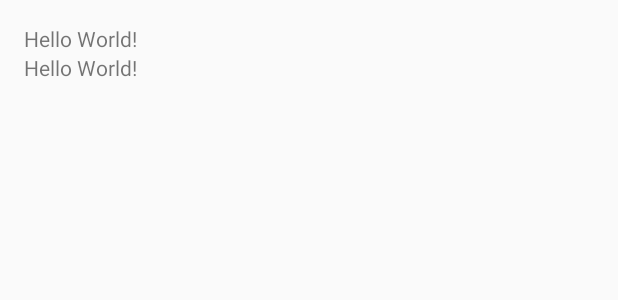
After one commit to abhinamnaisocha/NamazReminderTabtry, an Android app: the layout tracker_activity.xml on its own in the app's theme, with its tools: preview values and no code run, on a phone screen of 412 x 824 dp. The commit adds this screen. Shown: the top 300 px of the screen. Run offline under Robolectric (Android 15) with nearby library versions, the phone set to English and light mode, and no system bars.

Commit message:
Loading ka kam kia hai

```diff
--- a/NamazTime/src/main/AndroidManifest.xml
+++ b/NamazTime/src/main/AndroidManifest.xml
@@ -40,6 +40,8 @@
             </intent-filter>
         </activity>
 
+        <activity android:name=".LocationTracker" />
+
         <activity android:name=".ReminderActivity" />
 
         <receiver
--- /dev/null
+++ b/NamazTime/src/main/res/layout/tracker_activity.xml
@@ -0,0 +1,28 @@
+<?xml version="1.0" encoding="utf-8"?>
+<RelativeLayout xmlns:android="http://schemas.android.com/apk/res/android"
+    xmlns:app="http://schemas.android.com/apk/res-auto"
+    xmlns:tools="http://schemas.android.com/tools"
+    android:layout_width="match_parent"
+    android:layout_height="match_parent"
+    android:paddingBottom="@dimen/activity_vertical_margin"
+    android:paddingLeft="@dimen/activity_horizontal_margin"
+    android:paddingRight="@dimen/activity_horizontal_margin"
+    android:paddingTop="@dimen/activity_vertical_margin"
+    app:layout_behavior="@string/appbar_scrolling_view_behavior"
+    tools:context="com.mba.tabtry.LocationTracker">
+
+    <TextView
+        android:id="@+id/latitude"
+        android:layout_width="wrap_content"
+        android:layout_height="wrap_content"
+        android:text="Hello World!" />
+
+    <TextView
+        android:id="@+id/longitude"
+        android:layout_width="wrap_content"
+        android:layout_height="wrap_content"
+        android:layout_alignParentLeft="true"
+        android:layout_alignParentStart="true"
+        android:layout_below="@+id/latitude"
+        android:text="Hello World!" />
+</RelativeLayout>
```
Also changed, not shown: NamazTime/src/main/java/com/mba/tabtry/LocationTracker.java (added, +208 -0 lines), NamazTime/src/main/java/com/mba/tabtry/MainActivity.java (+21 -7 lines), NamazTime/src/main/java/com/mba/tabtry/NamazFragment.java (+10 -5 lines).
